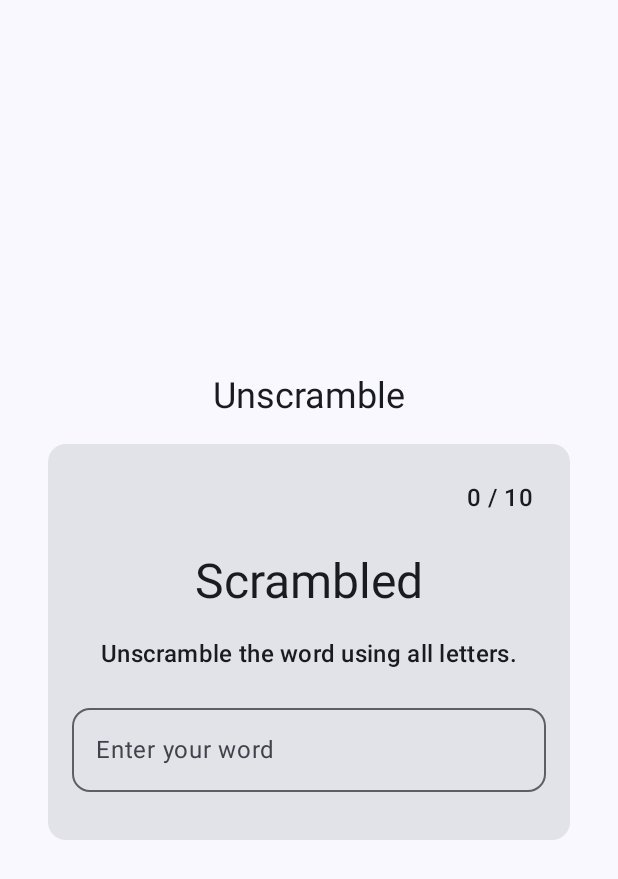
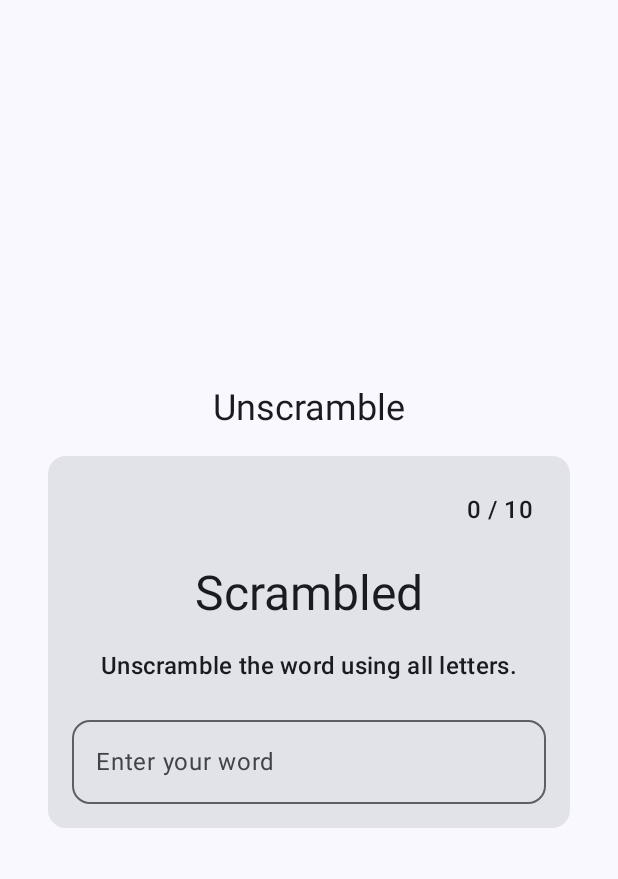
Before and after one commit to shinde-roshan/practice-compose-unscramble, an Android app built with Jetpack Compose: the screen it shows after launch (MainActivity), on a phone screen of 412 x 824 dp. Shown: the top 879 px of the screen. Run offline under Robolectric (Android 15) with nearby library versions, the phone set to English and light mode, and no system bars.

Commit message:
GameLayout use of paddings optimized, code formatted

```diff
--- a/app/src/main/java/com/example/unscramble/ui/GameScreen.kt
+++ b/app/src/main/java/com/example/unscramble/ui/GameScreen.kt
@@ -21,7 +21,7 @@ import com.example.unscramble.ui.theme.UnscrambleTheme
 
 @Composable
 fun GameScreen() {
-    Column (
+    Column(
         verticalArrangement = Arrangement.Center,
         horizontalAlignment = Alignment.CenterHorizontally,
         modifier = Modifier
@@ -32,33 +32,37 @@ fun GameScreen() {
             text = stringResource(id = R.string.app_name),
             style = MaterialTheme.typography.headlineSmall
         )
-        GameLayout(modifier = Modifier
-            .fillMaxWidth()
-            .padding(dimensionResource(id = R.dimen.padding_medium))
+        GameLayout(
+            modifier = Modifier
+                .fillMaxWidth()
+                .padding(dimensionResource(id = R.dimen.padding_medium))
         )
     }
 }
 
 @Composable
 fun GameLayout(modifier: Modifier = Modifier) {
+    val paddingMedium = dimensionResource(id = R.dimen.padding_medium)
+    val paddingSmall = dimensionResource(id = R.dimen.padding_small)
+
     Card(modifier = modifier) {
         Column(
+            verticalArrangement = Arrangement.spacedBy(paddingMedium),
             horizontalAlignment = Alignment.CenterHorizontally,
             modifier = Modifier
                 .fillMaxWidth()
-                .padding(dimensionResource(id = R.dimen.padding_medium))
+                .padding(paddingMedium)
         ) {
             Text(
                 text = stringResource(id = R.string.word_count_v_v, 0, 10),
                 style = MaterialTheme.typography.titleMedium,
                 modifier = Modifier
-                    .padding(dimensionResource(id = R.dimen.padding_small))
+                    .padding(paddingSmall)
                     .align(Alignment.End)
             )
             Text(
                 text = "Scrambled",
-                style = MaterialTheme.typography.headlineLarge,
-                modifier = Modifier.padding(dimensionResource(id = R.dimen.padding_medium))
+                style = MaterialTheme.typography.headlineLarge
             )
             Text(
                 text = stringResource(id = R.string.word_instruction),
@@ -71,7 +75,6 @@ fun GameLayout(modifier: Modifier = Modifier) {
                 shape = MaterialTheme.shapes.medium,
                 modifier = Modifier
                     .fillMaxWidth()
-                    .padding(vertical = dimensionResource(id = R.dimen.padding_medium))
             )
         }
     }
@@ -81,7 +84,7 @@ fun GameLayout(modifier: Modifier = Modifier) {
 @Composable
 fun GamePreview() {
     UnscrambleTheme {
-        Surface (
+        Surface(
             modifier = Modifier.fillMaxSize()
         ) {
             GameScreen()
```
